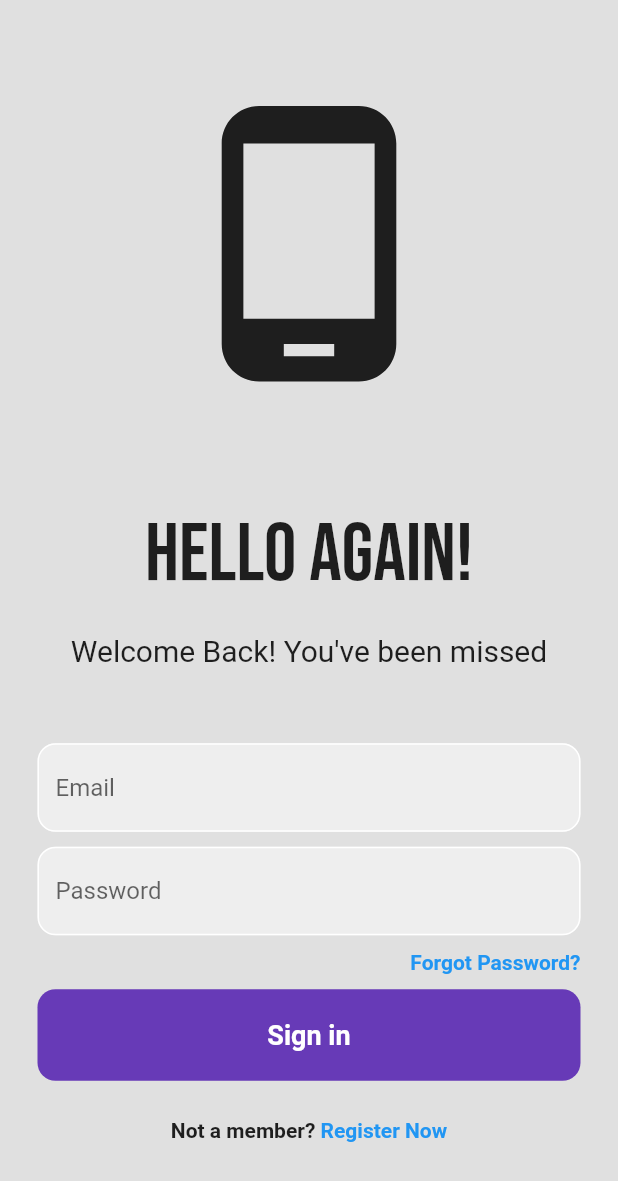
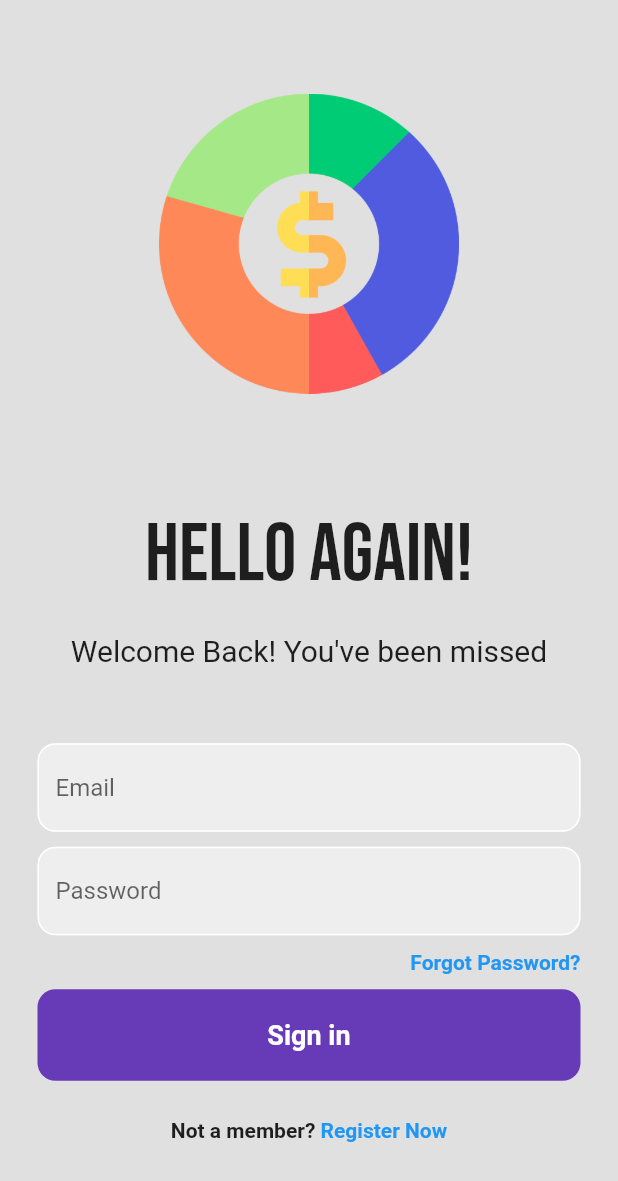
Before and after one commit to Keerthi-prasanna-Sa/Code-A-Thon-Project, a Flutter app: the screen it shows after launch, on a phone screen of 412 x 824 dp. Shown: the top 1181 px of the screen. Run offline on Flutter 3.47's test engine with Material 2 defaults, Android fonts, the phone set to English and light mode, and no system bars; our stand-ins replace cloud_firestore, firebase_auth, firebase_core, google_fonts, hive, hive_flutter and 1 more; accounts and stored records are empty.

Commit message:
Changed app icon and name

```diff
--- a/lib/Screens/login_page.dart
+++ b/lib/Screens/login_page.dart
@@ -91,9 +91,14 @@ class _LoginPageState extends State<LoginPage> {
               child: Column(
                 mainAxisAlignment: MainAxisAlignment.center,
                 children: [
-                  Icon(
+                  /*  Icon(
                     Icons.phone_android,
                     size: 200,
+                  ), */
+                  Image.asset(
+                    'images/finance.png',
+                    width: 200,
+                    height: 200,
                   ),
                   SizedBox(height: 75),
                   //Hello
--- a/lib/auth/auth_page.dart
+++ b/lib/auth/auth_page.dart
@@ -1,7 +1,7 @@
 import 'package:flutter/material.dart';
 
 import 'package:finance_app/screens/login_page.dart';
-import 'package:finance_app/screens/register_page.dart';
+import 'package:finance_app/auth/register_page.dart';
 
 class AuthPage extends StatefulWidget {
   const AuthPage({super.key});
```
Also changed, not shown: pubspec.yaml (+7 -1 lines), assets/icon.png (added), images/finance.png (added), pubspec.lock, 43 other files.
